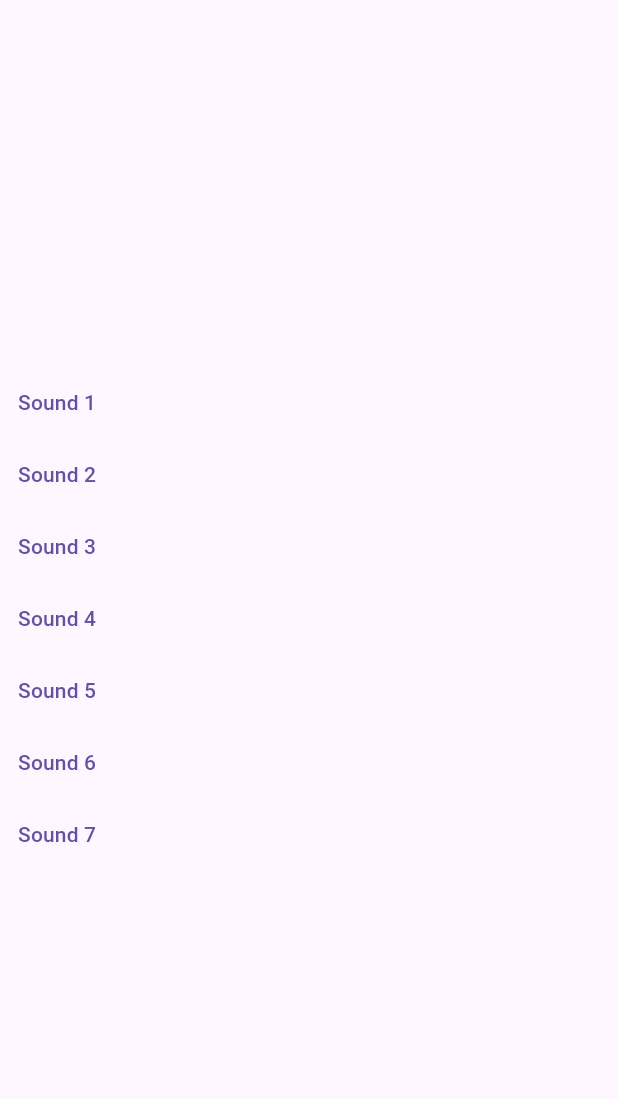
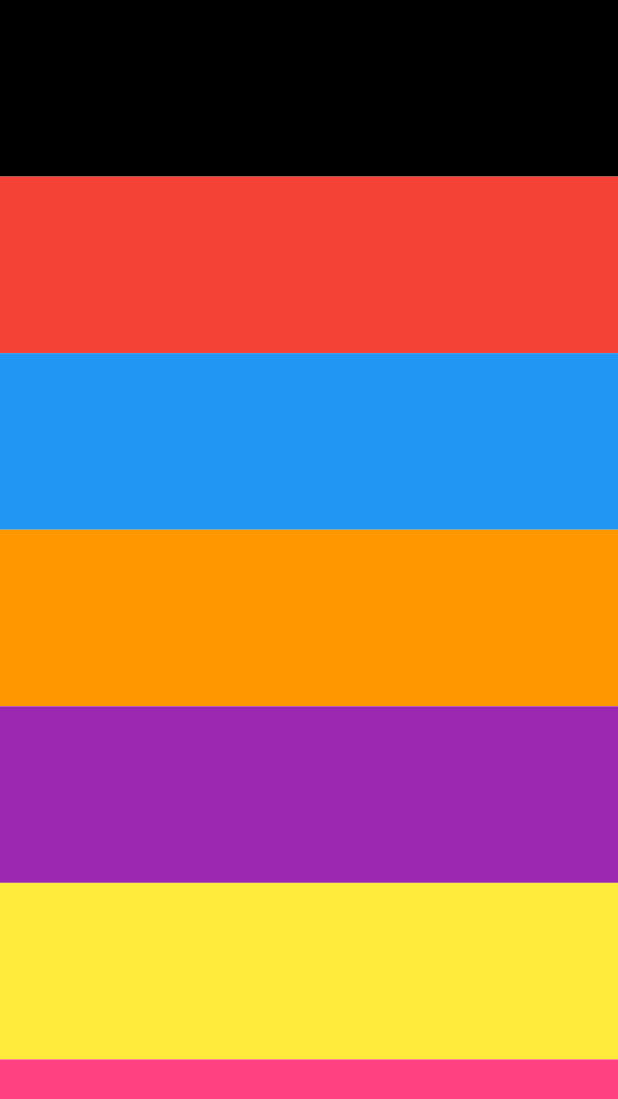
Before and after one commit to Mehboob-alam1/FlutterXyloPhoneAudioPlayer, a Flutter app: the screen it shows after launch, on a phone screen of 412 x 824 dp. Shown: the top 1099 px of the screen. Run offline on Flutter 3.47's test engine with Material 3 defaults, Android fonts, the phone set to English and light mode, and no system bars; our stand-ins replace audioplayers.

Commit message:
added the sound and made the app with expanded widget

```diff
--- a/lib/main.dart
+++ b/lib/main.dart
@@ -1,85 +1,54 @@
 import 'package:flutter/material.dart';
 import 'package:audioplayers/audioplayers.dart';
 
-
-void main() {
-  runApp(Xylophone());
-}
+void main() => runApp(Xylophone());
 
 class Xylophone extends StatelessWidget {
   const Xylophone({super.key});
 
-  void playSound(int i){
+  void playSound(int i) {
     final player = AudioPlayer();
     player.play(AssetSource('note$i.wav'));
+  }
+
+  Expanded playBuildKey({Color? color, int? sound}) {
+    return Expanded(
+      child: TextButton(
+        style: ButtonStyle(
+          shape: MaterialStateProperty.all<OutlinedBorder>(
+              RoundedRectangleBorder(borderRadius: BorderRadius.zero)),
+          backgroundColor: MaterialStateProperty.all<Color>(
+              color!), // Set your desired background color
+        ),
+        onPressed: () {
+          playSound(sound!);
+        },
+        child: Text(
+            style: TextStyle(
+              color: Colors.white,
+            ),
+            ""),
+      ),
+    );
   }
 
   @override
   Widget build(BuildContext context) {
     return MaterialApp(
       home: Scaffold(
-        body: Column(
-          mainAxisAlignment: MainAxisAlignment.center,
-
-          children: [
-            TextButton(
-
-              onPressed: () {
-               playSound(1);
-              },
-              child: Text("Sound 1"),
-
-            ),
-            TextButton(
-
-              onPressed: () {
-               playSound(2);
-              },
-              child: Text("Sound 2"),
-
-            ),
-            TextButton(
-
-              onPressed: () {
-                playSound(3);
-              },
-              child: Text("Sound 3"),
-
-            ),
-            TextButton(
-
-              onPressed: () {
-               playSound(4);
-              },
-              child: Text("Sound 4"),
-
-            ),
-            TextButton(
-
-              onPressed: () {
-                playSound(5);
-              },
-              child: Text("Sound 5"),
-
-            ),
-            TextButton(
-
-              onPressed: () {
-                playSound(6);
-              },
-              child: Text("Sound 6"),
-
-            ),
-            TextButton(
-
-              onPressed: () {
-              playSound(7);
-              },
-              child: Text("Sound 7"),
-
-            ),
-
-          ],
+        body: SafeArea(
+          child: Column(
+            crossAxisAlignment: CrossAxisAlignment.stretch,
+            children: [
+              playBuildKey(color: Colors.black, sound: 1),
+              playBuildKey(color: Colors.red, sound: 2),
+              playBuildKey(color: Colors.blue, sound: 3),
+              playBuildKey(color: Colors.orange, sound: 4),
+              playBuildKey(color: Colors.purple, sound: 5),
+              playBuildKey(color: Colors.yellow, sound: 6),
+              playBuildKey(color: Colors.pinkAccent, sound: 7),
+            ],
+          ),
         ),
       ),
     );
```
Also changed, not shown: pubspec.lock.
